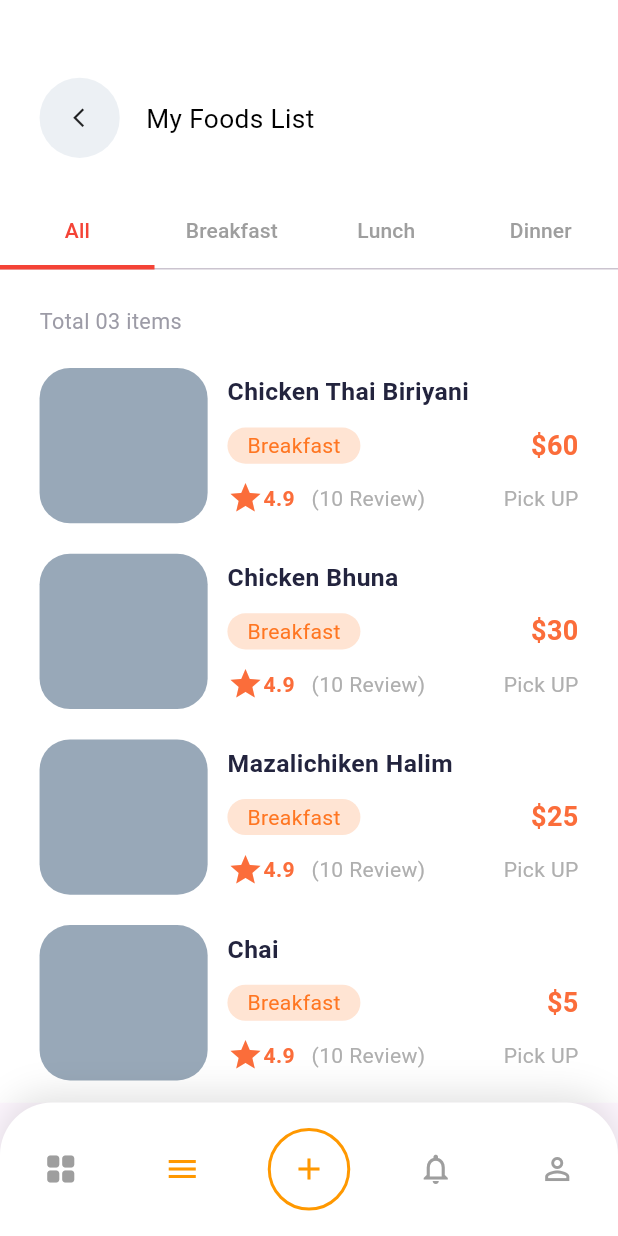
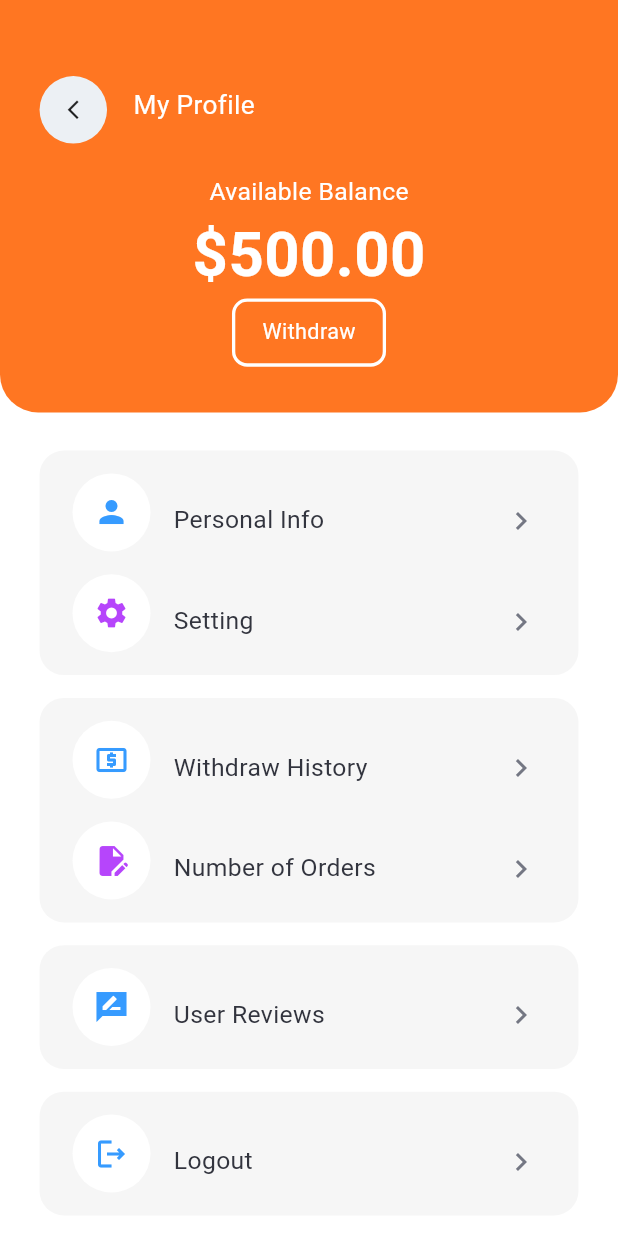
Before and after one commit to afaqahmad922/food_delievery_app, a Flutter app: the screen it shows after launch, after a tap on the "menu" icon, on a phone screen of 412 x 824 dp. Run offline on Flutter 3.47's test engine with Material 3 defaults, Android fonts, the phone set to English and light mode, and no system bars; our stand-ins replace dotted_border, fl_chart, flutter_screenutil, google_fonts, smooth_page_indicator, timeline_tile; Roboto replaces fonts that are missing (Sen).

Commit message:
Chef Profile UI Completed

```diff
--- /dev/null
+++ b/lib/Chef interfaces/Menu.dart
@@ -0,0 +1,188 @@
+import 'package:figma_to_flutter_2/logins/Widgets/Widgets.dart';
+import 'package:flutter/material.dart';
+import 'package:flutter_screenutil/flutter_screenutil.dart';
+import 'package:google_fonts/google_fonts.dart';
+
+class menu1 extends StatefulWidget {
+  const menu1({super.key});
+
+  @override
+  State<menu1> createState() => _menuState();
+}
+
+class _menuState extends State<menu1> {
+  @override
+  Widget build(BuildContext context) {
+    return Scaffold(
+      backgroundColor: Color(0xffFFFFFF),
+      body: Column(
+        children: [
+          Container(
+            width: 375.w,
+            height: 271.h,
+            decoration: BoxDecoration(
+              borderRadius: BorderRadius.only(
+                bottomLeft: Radius.circular(25.r),
+                bottomRight: Radius.circular(25.r),
+              ),
+              color: Color(0xffFF7622),
+            ),
+            child: Padding(
+              padding: EdgeInsets.only(top: 50.h, left: 24.w, right: 24.w),
+              child: Column(
+                children: [
+                  Row(
+                    mainAxisAlignment: MainAxisAlignment.start,
+                    crossAxisAlignment: CrossAxisAlignment.start,
+                    children: [
+                      GestureDetector(
+                        onTap: () {
+                          Navigator.pop(context);
+                        },
+                        child: Container(
+                          decoration: BoxDecoration(
+                            shape: BoxShape.circle,
+                            color: Color(0xffECF0F4),
+                          ),
+                          child: Padding(
+                            padding: EdgeInsets.all(15),
+                            child: Icon(
+                              Icons.arrow_back_ios_new_outlined,
+                              size: 15,
+                            ),
+                          ),
+                        ),
+                      ),
+                      Padding(
+                        padding: EdgeInsets.only(left: 16.w, top: 6.h),
+                        child: AppText(
+                          text: 'My Profile',
+                          font: GoogleFonts.sen,
+                          fontWeight: FontWeight.w400,
+                          fontSize: 17.sp,
+                          color: Color(0xffFFFFFF),
+                        ),
+                      ),
+                    ],
+                  ),
+                  Padding(
+                    padding: EdgeInsets.only(top: 20.h),
+                    child: AppText(
+                      text: 'Available Balance',
+                      font: GoogleFonts.sen,
+                      fontWeight: FontWeight.w400,
+                      fontSize: 16.sp,
+                      color: Color(0xffFFFFFF),
+                    ),
+                  ),
+                  AppText(
+                    text: '\$500.00',
+                    font: GoogleFonts.sen,
+                    fontWeight: FontWeight.w700,
+                    fontSize: 40.sp,
+                    color: Color(0xffFFFFFF),
+                  ),
+                  Container(
+                    decoration: BoxDecoration(
+                      borderRadius: BorderRadius.circular(10.r),
+                      border: Border.all(
+                        color: Color(0xffFFFFFF),
+                        width: 2.w,
+                      )
+                    ),
+                    child:Padding(
+                      padding: EdgeInsets.symmetric(vertical: 10, horizontal: 18),
+                      child: AppText(
+                        text: 'Withdraw',
+                        font: GoogleFonts.sen,
+                        fontWeight: FontWeight.w400,
+                        fontSize: 14.sp,
+                        color: Color(0xffFFFFFF),
+                      ),
+                    ),
+                  )
+                ],
+              )
+            ),
+          ),
+          Padding(
+            padding: EdgeInsets.only(left: 24.w, right: 24.w, top: 25.h),
+            child: Container(
+                decoration: BoxDecoration(
+                  color: Color(0xffF6F6F6),
+                  borderRadius: BorderRadius.circular(16.r),
+                ),
+                child: Column(
+                  children: [
+                    Padding(
+                      padding: EdgeInsets.only(top: 15.h),
+                      child: ProfileOptionTile(icon: Icons.person, text: 'Personal Info', iconColor: Color(0xff369BFF),),
+                    ),
+                    Padding(
+                      padding: EdgeInsets.only( top: 15.h, bottom: 15.h),
+                      child: ProfileOptionTile(icon: Icons.settings, text: 'Setting', iconColor: Color(0xff4B33DFB),),
+                    ),
+                  ],
+                )
+            ),
+          ),
+          Padding(
+            padding: EdgeInsets.only(left: 24.w, right: 24.w, top: 15.h),
+            child: Container(
+                decoration: BoxDecoration(
+                  color: Color(0xffF6F6F6),
+                  borderRadius: BorderRadius.circular(16.r),
+                ),
+                child: Column(
+                  children: [
+                    Padding(
+                      padding: EdgeInsets.only(top: 15.h),
+                      child: ProfileOptionTile(icon: Icons.local_atm_outlined, text: 'Withdraw History', iconColor: Color(0xff369BFF),),
+                    ),
+                    Padding(
+                      padding: EdgeInsets.only( top: 15.h, bottom: 15.h),
+                      child: ProfileOptionTile(icon: Icons.edit_document, text: 'Number of Orders', iconColor: Color(0xff4B33DFB),),
+                    ),
+                  ],
+                )
+            ),
+          ),
+          Padding(
+            padding: EdgeInsets.only(left: 24.w, right: 24.w, top: 15.h),
+            child: Container(
+                decoration: BoxDecoration(
+                  color: Color(0xffF6F6F6),
+                  borderRadius: BorderRadius.circular(16.r),
+                ),
+                child: Column(
+                  children: [
+                    Padding(
+                      padding: EdgeInsets.only(top: 15.h, bottom: 15.h),
+                      child: ProfileOptionTile(icon: Icons.rate_review_sharp, text: 'User Reviews', iconColor: Color(0xff369BFF),),
+                    ),
+                  ],
+                )
+            ),
+          ),
+          Padding(
+            padding: EdgeInsets.only(left: 24.w, right: 24.w, top: 15.h),
+            child: Container(
+                decoration: BoxDecoration(
+                  color: Color(0xffF6F6F6),
+                  borderRadius: BorderRadius.circular(16.r),
+                ),
+                child: Column(
+                  children: [
+                    Padding(
+                      padding: EdgeInsets.only(top: 15.h, bottom: 15.h),
+                      child: ProfileOptionTile(icon: Icons.logout_outlined, text: 'Logout', iconColor: Color(0xff369BFF),),
+                    ),
+                  ],
+                )
+            ),
+          ),
+        ],
+      ),
+    );
+  }
+}
--- a/lib/Chef interfaces/seller_Dashboard_Home.dart
+++ b/lib/Chef interfaces/seller_Dashboard_Home.dart
@@ -1,4 +1,5 @@
 import 'package:figma_to_flutter_2/App_Pages/cart_Pages/edit_Cart.dart';
+import 'package:figma_to_flutter_2/Chef%20interfaces/Menu.dart';
 import 'package:figma_to_flutter_2/Chef%20interfaces/Revenue%20Chart.dart';
 import 'package:figma_to_flutter_2/Homes/Home%20V.2.dart';
 import 'package:figma_to_flutter_2/logins/Widgets/Widgets.dart';
@@ -28,6 +29,10 @@ class _seller_Dash_HomeState extends State<seller_Dash_Home> {
                 children: [
                   Padding(
                     padding: EdgeInsets.only(left: 24.w, top: 54.h),
+                    child: GestureDetector(
+                      onTap: (){
+                        Navigator.push(context, MaterialPageRoute(builder: (context)=>menu1()));
+                      },
                       child: Container(
                         height: 45.h,
                         width: 45.w,
@@ -36,6 +41,7 @@ class _seller_Dash_HomeState extends State<seller_Dash_Home> {
                           color: Color(0xffFFFFFF),
                         ),
                         child: Icon(Icons.menu),
+                      ),
                     ),
                   ),
                   Column(
--- a/lib/main.dart
+++ b/lib/main.dart
@@ -1,3 +1,4 @@
+import 'package:figma_to_flutter_2/Chef%20interfaces/Menu.dart';
 import 'package:figma_to_flutter_2/Chef%20interfaces/add_New_Items.dart';
 import 'package:figma_to_flutter_2/Chef%20interfaces/main_Navigation.dart';
 import 'package:figma_to_flutter_2/Chef%20interfaces/my_FOOD/my_Food.dart';
@@ -29,7 +30,7 @@ class MyApp extends StatelessWidget {
         theme: ThemeData(
           colorScheme: ColorScheme.fromSeed(seedColor: Colors.deepPurple),
         ),
-        home: MainNavigation(),
+        home: seller_Dash_Home(),
       ),
     );
   }
```
Lines whose indentation alone changed are shown as unchanged.
